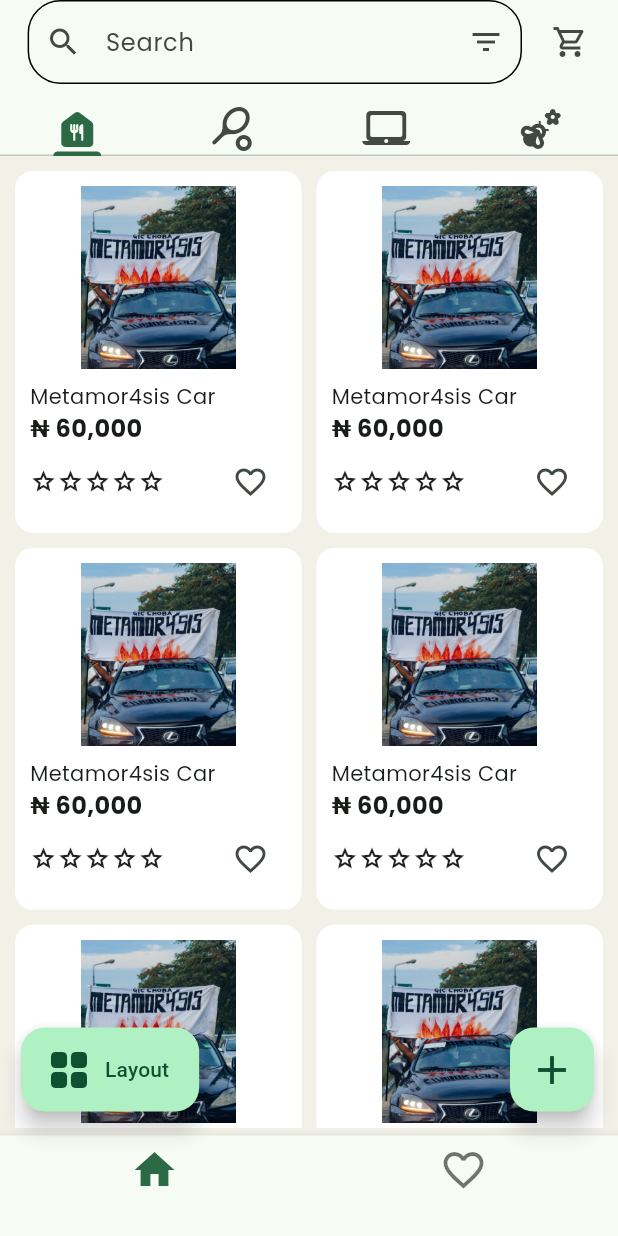
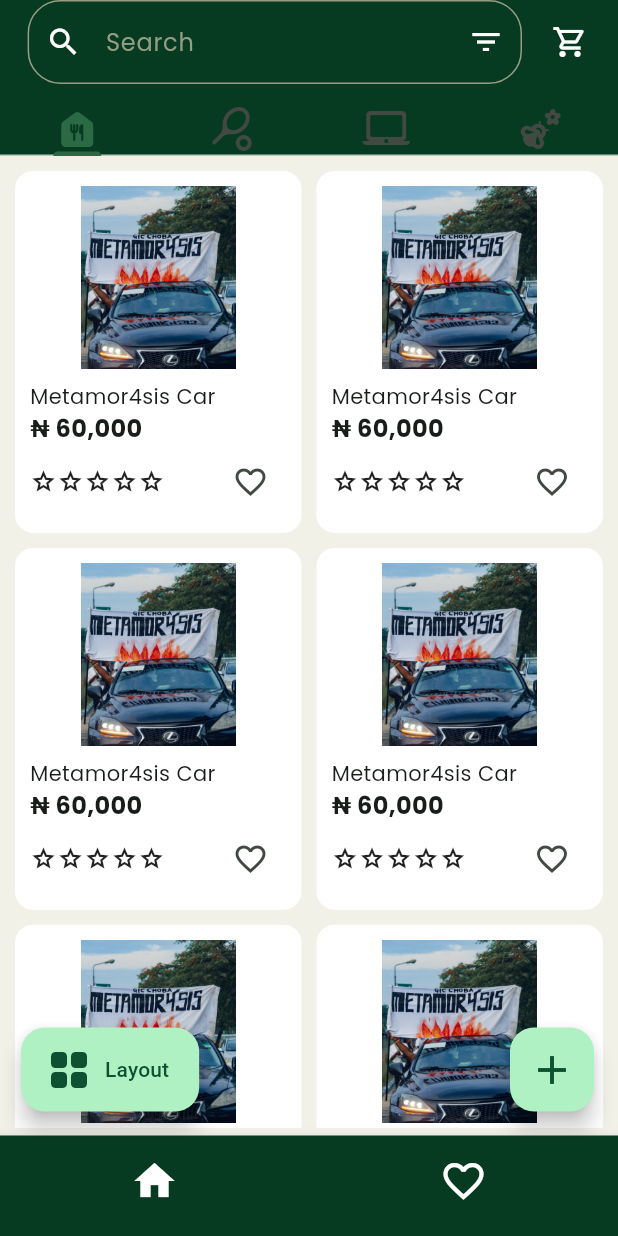
Before and after one commit to thedevsaxist/Stackbuld, a Flutter app: the screen it shows after launch, on a phone screen of 412 x 824 dp. Run offline on Flutter 3.47's test engine with Material 3 defaults, Android fonts, the phone set to English and light mode, and no system bars; our stand-ins replace firebase_core, google_fonts; accounts and stored records are empty.

Commit message:
built the ui for the filter page

```diff
--- a/lib/commons.dart
+++ b/lib/commons.dart
@@ -2,6 +2,7 @@
 export 'firebase_options.dart';
 export 'images/image_variables.dart';
 export 'package:flutter/material.dart';
+export 'package:flutter/cupertino.dart';
 export 'package:google_fonts/google_fonts.dart';
 export 'package:firebase_core/firebase_core.dart';
 
@@ -22,7 +23,9 @@ export 'widgets/item_card.dart';
 export 'widgets/cart_item.dart';
 export 'widgets/search_box.dart';
 export 'widgets/grid_layout.dart';
+export 'widgets/filter_item.dart';
 export 'widgets/custom_button.dart';
+export 'widgets/price_range_box.dart';
 export 'widgets/add_to_favorite.dart';
 export 'widgets/increment_button.dart';
 export 'widgets/home_page_floating_icons.dart';
--- a/lib/main.dart
+++ b/lib/main.dart
@@ -17,6 +17,22 @@ class Stackbuld extends StatelessWidget {
       debugShowCheckedModeBanner: false,
       title: 'Stackbuld',
       theme: ThemeData(
+        appBarTheme: AppBarTheme(
+          backgroundColor: appPrimaryColor,
+          centerTitle: false,
+          titleTextStyle: GoogleFonts.poppins(
+            fontSize: fontSizeTitle,
+            fontWeight: FontWeight.bold,
+          ),
+          iconTheme: const IconThemeData(color: Colors.white),
+        ),
+        bottomNavigationBarTheme: BottomNavigationBarThemeData(
+          backgroundColor: appPrimaryColor,
+          selectedItemColor: Colors.white,
+          unselectedItemColor: Colors.white,
+          showSelectedLabels: false,
+          showUnselectedLabels: false,
+        ),
         scaffoldBackgroundColor: appBackgroundColor,
         colorScheme: ColorScheme.fromSeed(
           seedColor: appPrimaryColor,
--- a/lib/screens/product_filter_page/product_filter_page_logic.dart
+++ b/lib/screens/product_filter_page/product_filter_page_logic.dart
@@ -3,13 +3,11 @@ part of 'product_filter_page_ui.dart';
 abstract class ProductFilterPageLogic extends State<ProductFilterPageUi> {
   @override
   void initState() {
-    // TODO: implement initState
     super.initState();
   }
 
   @override
   void dispose() {
-    // TODO: implement dispose
     super.dispose();
   }
 }
--- a/lib/styles/themes.dart
+++ b/lib/styles/themes.dart
@@ -4,8 +4,8 @@ import 'package:stackbuld/commons.dart';
 This file contains all colors, and themes used in this project
 */
 
-
 Color appAccentColor = const Color(0xff116d21);
 Color appPrimaryColor = const Color(0xff073b21);
 Color appBackgroundColor = const Color(0xfff1f1e8);
+Color appShadowColor = const Color(0xff979d85);
 Color appAccentColorLight = const Color(0xff4c9866);
--- a/lib/widgets/custom_button.dart
+++ b/lib/widgets/custom_button.dart
@@ -26,7 +26,7 @@ class CustomButton extends StatelessWidget {
             ),
             child: Center(
               child: Text(
-                buttonLabel,
+                buttonLabel.toUpperCase(),
                 style: GoogleFonts.poppins(
                   color: Colors.white,
                   fontWeight: FontWeight.bold,
--- a/lib/widgets/search_box.dart
+++ b/lib/widgets/search_box.dart
@@ -10,21 +10,48 @@ class SearchBox extends StatelessWidget {
     return SizedBox(
       width: MediaQuery.sizeOf(context).width * 0.8,
       child: TextField(
+        // text color
+        style: GoogleFonts.poppins(
+            fontSize: fontSizeBody,
+            color: Colors.white,
+          ),
+
+          // cursor style
+          cursorColor: appShadowColor,
+
         decoration: InputDecoration(
+          // enabled border
           enabledBorder: OutlineInputBorder(
             borderRadius: BorderRadius.circular(22),
+            borderSide: BorderSide(color: appShadowColor),
           ),
+
+          // focused border
           focusedBorder: OutlineInputBorder(
             borderRadius: BorderRadius.circular(22),
+            borderSide: const BorderSide(color: Colors.white),
           ),
+
+          // hint text
           hintText: 'Search',
           hintStyle: GoogleFonts.poppins(
             fontSize: fontSizeBody,
+            color: appShadowColor,
           ),
-          prefixIcon: const Icon(Icons.search),
+
+          // prefix icon
+          prefixIcon: const Icon(
+            Icons.search,
+            color: Colors.white,
+          ),
+
+          // suffix icon
           suffixIcon: GestureDetector(
-            onTap: () {},
-            child: const Icon(Icons.filter_list),
+            onTap: () => Navigator.pushNamed(context, '/filter'),
+            child: const Icon(
+              Icons.filter_list,
+              color: Colors.white,
+            ),
           ),
         ),
       ),
```
Also changed, not shown: lib/screens/cart/cart_ui.dart (+2 -8 lines), lib/screens/home_page/home_page_ui.dart (+3 -4 lines), lib/screens/product_filter_page/product_filter_page_ui.dart (+109 -1 lines), lib/widgets/filter_item.dart (added, +35 -0 lines), lib/widgets/price_range_box.dart (added, +44 -0 lines), 1 other file.
